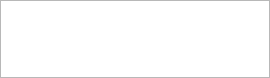
This is src/ui/msgtip.ui in zhanlangsir/Qtqq as Qt 5 draws it before an edit. The edited form follows.
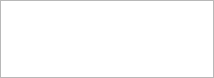
This is the edited form.

What changed in the file:
```diff
--- a/src/ui/msgtip.ui
+++ b/src/ui/msgtip.ui
@@ -6,10 +6,16 @@
    <rect>
     <x>0</x>
     <y>0</y>
-    <width>270</width>
+    <width>214</width>
     <height>78</height>
    </rect>
   </property>
+  <property name="maximumSize">
+   <size>
+    <width>16777215</width>
+    <height>260</height>
+   </size>
+  </property>
   <property name="windowTitle">
    <string>Form</string>
   </property>
```
